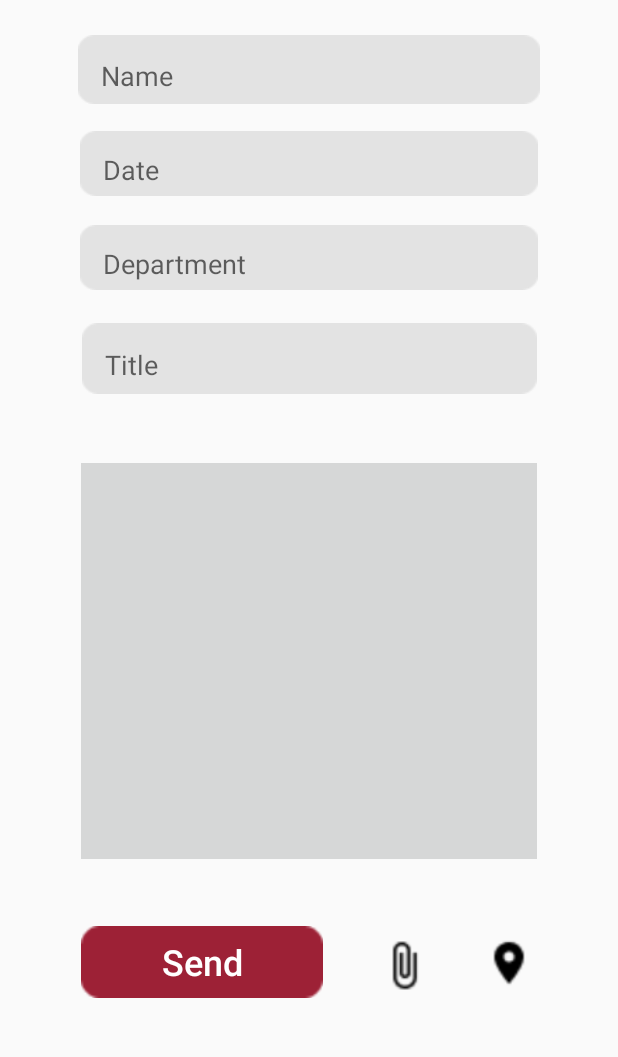
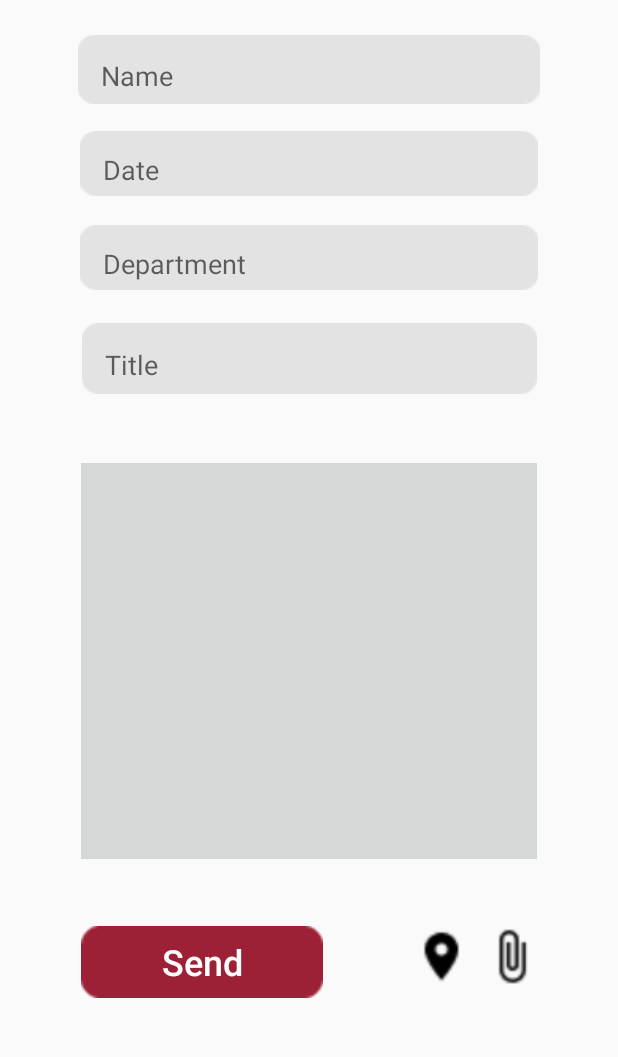
Before and after one commit to yashj411/Public-Complaint-Registration-App, an Android app: the Register screen opened directly, with no data from a screen before it, on a phone screen of 412 x 824 dp, the part 149-1206 px from its top. Run offline under Robolectric (Android 15) with nearby library versions, the phone set to English and light mode, and no system bars; our stand-ins replace Firebase (no records; nobody signed in at launch, a user with empty details on screens opened directly).

Commit message:
Buttons added to location and attach button6 and button7

```diff
--- a/app/src/main/res/layout/register.xml
+++ b/app/src/main/res/layout/register.xml
@@ -121,22 +121,24 @@
         app:layout_constraintBottom_toBottomOf="parent"
         app:layout_constraintStart_toStartOf="parent" />
 
-    <ImageView
-        android:id="@+id/imageView4"
-        android:layout_width="36dp"
-        android:layout_height="34dp"
-        android:layout_marginStart="36dp"
-        android:layout_marginBottom="64dp"
+    <Button
+        android:id="@+id/button6"
+        android:layout_width="38dp"
+        android:layout_height="38dp"
+        android:layout_marginStart="60dp"
+        android:layout_marginBottom="68dp"
+        android:background="@drawable/location"
         app:layout_constraintBottom_toBottomOf="parent"
         app:layout_constraintStart_toEndOf="@+id/button4"
         app:srcCompat="@drawable/attach" />
 
-    <ImageView
-        android:id="@+id/imageView6"
-        android:layout_width="37dp"
-        android:layout_height="33dp"
-        android:layout_marginEnd="54dp"
-        android:layout_marginBottom="66dp"
+    <Button
+        android:id="@+id/button7"
+        android:layout_width="38dp"
+        android:layout_height="38dp"
+        android:layout_marginEnd="52dp"
+        android:layout_marginBottom="68dp"
+        android:background="@drawable/attach"
         app:layout_constraintBottom_toBottomOf="parent"
         app:layout_constraintEnd_toEndOf="parent"
         app:srcCompat="@drawable/location" />
```
